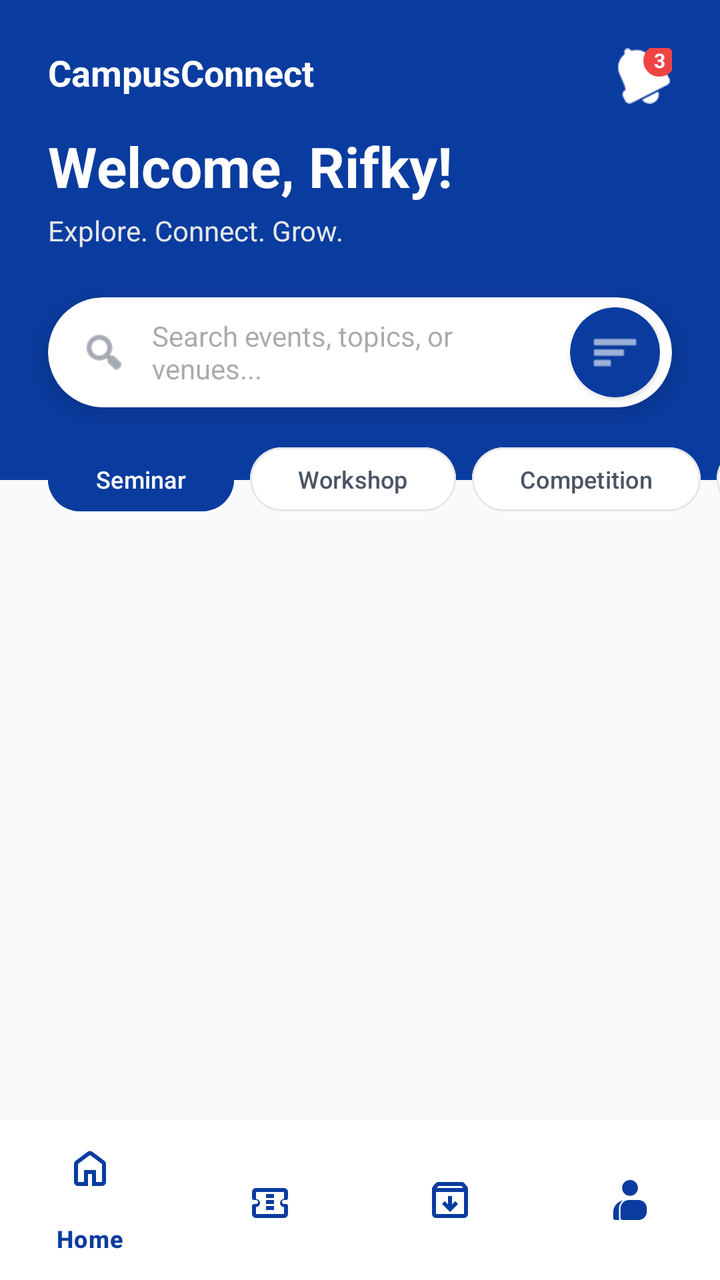
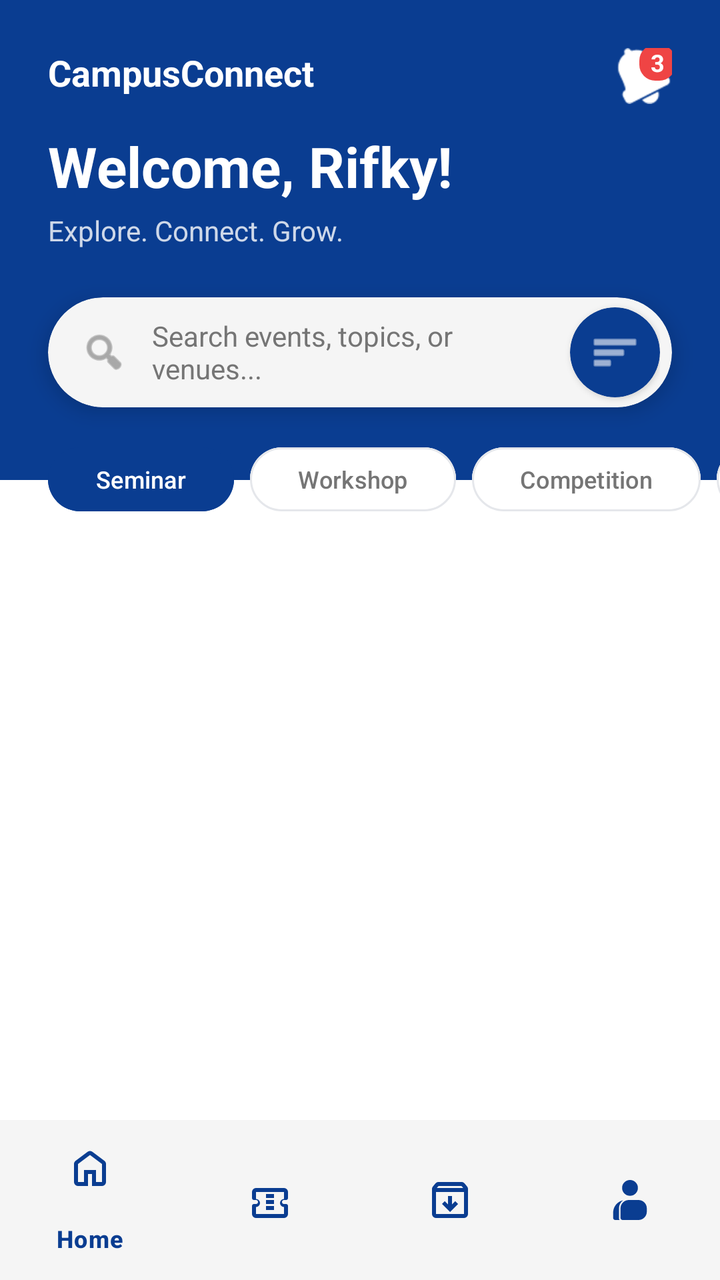

The first picture is an Android layout as it rendered before a commit; the second is the same layout after the commit. The layout source and the unified diff follow.
<!-- AndroidManifest.xml: application theme Theme.CampusConnectProject -->
<!-- res/layout/activity_home_mahasiswa.xml -->
<?xml version="1.0" encoding="utf-8"?>
<androidx.constraintlayout.widget.ConstraintLayout
    xmlns:android="http://schemas.android.com/apk/res/android"
    xmlns:app="http://schemas.android.com/apk/res-auto"
    xmlns:tools="http://schemas.android.com/tools"
    android:layout_width="match_parent"
    android:layout_height="match_parent"
    android:background="#F9FAFB"
    tools:context=".ui.mahasiswa.HomeMahasiswaActivity">

    <View
        android:id="@+id/headerBackground"
        android:layout_width="match_parent"
        android:layout_height="240dp"
        android:background="#0A3C9F"
        app:layout_constraintTop_toTopOf="parent" />

    <TextView
        android:id="@+id/tvLogoText"
        android:layout_width="wrap_content"
        android:layout_height="wrap_content"
        android:layout_marginStart="24dp"
        android:layout_marginTop="24dp"
        android:text="CampusConnect"
        android:textColor="#FFFFFF"
        android:textSize="18sp"
        android:textStyle="bold"
        app:layout_constraintStart_toStartOf="parent"
        app:layout_constraintTop_toTopOf="parent" />

    <RelativeLayout
        android:layout_width="wrap_content"
        android:layout_height="wrap_content"
        android:layout_marginEnd="24dp"
        android:layout_marginTop="24dp"
        app:layout_constraintEnd_toEndOf="parent"
        app:layout_constraintTop_toTopOf="parent">

        <ImageView
            android:id="@+id/ivBell"
            android:layout_width="28dp"
            android:layout_height="28dp"
            android:src="@android:drawable/ic_popup_reminder"
            app:tint="#FFFFFF" />

        <TextView
            android:layout_width="16dp"
            android:layout_height="16dp"
            android:layout_alignTop="@id/ivBell"
            android:layout_alignEnd="@id/ivBell"
            android:layout_marginTop="-2dp"
            android:layout_marginEnd="-2dp"
            android:background="@drawable/bg_badge"
            android:gravity="center"
            android:text="3"
            android:textColor="#FFFFFF"
            android:textSize="10sp"
            android:textStyle="bold" />
    </RelativeLayout>

    <TextView
        android:id="@+id/tvWelcomeName"
        android:layout_width="wrap_content"
        android:layout_height="wrap_content"
        android:layout_marginStart="24dp"
        android:layout_marginTop="16dp"
        android:text="Welcome, Rifky!"
        android:textColor="#FFFFFF"
        android:textSize="28sp"
        android:textStyle="bold"
        app:layout_constraintStart_toStartOf="parent"
        app:layout_constraintTop_toBottomOf="@id/tvLogoText" />

    <TextView
        android:id="@+id/tvSubtitle"
        android:layout_width="wrap_content"
        android:layout_height="wrap_content"
        android:layout_marginStart="24dp"
        android:layout_marginTop="4dp"
        android:text="Explore. Connect. Grow."
        android:textColor="#E5E7EB"
        android:textSize="14sp"
        app:layout_constraintStart_toStartOf="parent"
        app:layout_constraintTop_toBottomOf="@id/tvWelcomeName" />

    <androidx.cardview.widget.CardView
        android:id="@+id/cvSearchBar"
        android:layout_width="match_parent"
        android:layout_height="55dp"
        android:layout_marginHorizontal="24dp"
        android:layout_marginTop="24dp"
        app:cardCornerRadius="28dp"
        app:cardElevation="6dp"
        app:layout_constraintTop_toBottomOf="@id/tvSubtitle">

        <LinearLayout
            android:layout_width="match_parent"
            android:layout_height="match_parent"
            android:gravity="center_vertical"
            android:orientation="horizontal"
            android:paddingStart="16dp"
            android:paddingEnd="6dp">

            <ImageView
                android:layout_width="24dp"
                android:layout_height="24dp"
                android:src="@android:drawable/ic_menu_search"
                app:tint="#6B7280" />

            <EditText
                android:id="@+id/etSearchEvent"
                android:layout_width="0dp"
                android:layout_height="match_parent"
                android:layout_weight="1"
                android:background="@null"
                android:hint="Search events, topics, or venues..."
                android:paddingHorizontal="12dp"
                android:textSize="14sp" />

            <androidx.cardview.widget.CardView
                android:layout_width="45dp"
                android:layout_height="45dp"
                app:cardCornerRadius="23dp"
                app:cardBackgroundColor="#0A3C9F">

                <ImageView
                    android:layout_width="match_parent"
                    android:layout_height="match_parent"
                    android:padding="10dp"
                    android:src="@android:drawable/ic_menu_sort_by_size"
                    app:tint="#FFFFFF" />
            </androidx.cardview.widget.CardView>
        </LinearLayout>
    </androidx.cardview.widget.CardView>

    <HorizontalScrollView
        android:id="@+id/scrollCategories"
        android:layout_width="match_parent"
        android:layout_height="wrap_content"
        android:layout_marginTop="16dp"
        android:clipToPadding="false"
        android:paddingHorizontal="24dp"
        android:scrollbars="none"
        app:layout_constraintTop_toBottomOf="@id/cvSearchBar">

        <LinearLayout
            android:layout_width="wrap_content"
            android:layout_height="wrap_content"
            android:orientation="horizontal">

            <Button
                android:layout_width="wrap_content"
                android:layout_height="40dp"
                android:layout_marginEnd="8dp"
                android:backgroundTint="#0A3C9F"
                android:text="Seminar"
                android:textAllCaps="false"
                android:textColor="#FFFFFF"
                android:textSize="12sp"
                app:cornerRadius="20dp" />

            <Button
                android:layout_width="wrap_content"
                android:layout_height="40dp"
                android:layout_marginEnd="8dp"
                android:backgroundTint="#FFFFFF"
                android:text="Workshop"
                android:textAllCaps="false"
                android:textColor="#4B5563"
                android:textSize="12sp"
                app:cornerRadius="20dp"
                app:strokeColor="#E5E7EB"
                app:strokeWidth="1dp" />

            <Button
                android:layout_width="wrap_content"
                android:layout_height="40dp"
                android:layout_marginEnd="8dp"
                android:backgroundTint="#FFFFFF"
                android:text="Competition"
                android:textAllCaps="false"
                android:textColor="#4B5563"
                android:textSize="12sp"
                app:cornerRadius="20dp"
                app:strokeColor="#E5E7EB"
                app:strokeWidth="1dp" />

            <Button
                android:layout_width="wrap_content"
                android:layout_height="40dp"
                android:layout_marginEnd="8dp"
                android:backgroundTint="#FFFFFF"
                android:text="Entertainment"
                android:textAllCaps="false"
                android:textColor="#4B5563"
                android:textSize="12sp"
                app:cornerRadius="20dp"
                app:strokeColor="#E5E7EB"
                app:strokeWidth="1dp" />
        </LinearLayout>
    </HorizontalScrollView>

    <androidx.recyclerview.widget.RecyclerView
        android:id="@+id/rvEvents"
        android:layout_width="0dp"
        android:layout_height="0dp"
        app:layout_constraintTop_toBottomOf="@id/scrollCategories"
        app:layout_constraintBottom_toTopOf="@id/bottomNavigation"
        app:layout_constraintStart_toStartOf="parent"
        app:layout_constraintEnd_toEndOf="parent"/>

    <com.google.android.material.bottomnavigation.BottomNavigationView
        android:id="@+id/bottomNavigation"
        android:layout_width="0dp"
        android:layout_height="wrap_content"
        android:background="#FFFFFF"
        app:itemIconTint="#0A3C9F"
        app:itemTextColor="#0A3C9F"
        app:layout_constraintBottom_toBottomOf="parent"
        app:layout_constraintEnd_toEndOf="parent"
        app:layout_constraintStart_toStartOf="parent"
        app:menu="@menu/bottom_nav_menu" />

</androidx.constraintlayout.widget.ConstraintLayout>
<!-- resources referenced by this layout -->
<resources>
  <!-- drawable bg_badge (drawable) -->
  <?xml version="1.0" encoding="utf-8"?>
  <shape xmlns:android="http://schemas.android.com/apk/res/android">
      <solid android:color="#EF4444"/>
      <corners android:radius="8dp"/>
  </shape>
  <style name="Theme.CampusConnectProject" parent="Base.Theme.CampusConnectProject" />
  <style name="Base.Theme.CampusConnectProject" parent="Theme.Material3.DayNight.NoActionBar">
          
          
      </style>
</resources>

<!-- the commit's change to res/layout/activity_home_mahasiswa.xml (unified diff, before → after) -->
@@ -5,14 +5,14 @@
     xmlns:tools="http://schemas.android.com/tools"
     android:layout_width="match_parent"
     android:layout_height="match_parent"
-    android:background="#F9FAFB"
+    android:background="@color/bg_utama"
     tools:context=".ui.mahasiswa.HomeMahasiswaActivity">
 
     <View
         android:id="@+id/headerBackground"
         android:layout_width="match_parent"
         android:layout_height="240dp"
-        android:background="#0A3C9F"
+        android:background="@color/warna_primer"
         app:layout_constraintTop_toTopOf="parent" />
 
     <TextView
@@ -22,7 +22,7 @@
         android:layout_marginStart="24dp"
         android:layout_marginTop="24dp"
         android:text="CampusConnect"
-        android:textColor="#FFFFFF"
+        android:textColor="@color/white"
         android:textSize="18sp"
         android:textStyle="bold"
         app:layout_constraintStart_toStartOf="parent"
@@ -40,12 +40,13 @@
             android:id="@+id/ivBell"
             android:layout_width="28dp"
             android:layout_height="28dp"
+            android:contentDescription="@null"
             android:src="@android:drawable/ic_popup_reminder"
-            app:tint="#FFFFFF" />
+            app:tint="@color/white" />
 
         <TextView
-            android:layout_width="16dp"
-            android:layout_height="16dp"
+            android:layout_width="18dp"
+            android:layout_height="18dp"
             android:layout_alignTop="@id/ivBell"
             android:layout_alignEnd="@id/ivBell"
             android:layout_marginTop="-2dp"
@@ -53,8 +54,8 @@
             android:background="@drawable/bg_badge"
             android:gravity="center"
             android:text="3"
-            android:textColor="#FFFFFF"
-            android:textSize="10sp"
+            android:textColor="@color/white"
+            android:textSize="12sp"
             android:textStyle="bold" />
     </RelativeLayout>
 
@@ -65,7 +66,7 @@
         android:layout_marginStart="24dp"
         android:layout_marginTop="16dp"
         android:text="Welcome, Rifky!"
-        android:textColor="#FFFFFF"
+        android:textColor="@color/white"
         android:textSize="28sp"
         android:textStyle="bold"
         app:layout_constraintStart_toStartOf="parent"
@@ -78,7 +79,8 @@
         android:layout_marginStart="24dp"
         android:layout_marginTop="4dp"
         android:text="Explore. Connect. Grow."
-        android:textColor="#E5E7EB"
+        android:textColor="@color/white"
+        android:alpha="0.8"
         android:textSize="14sp"
         app:layout_constraintStart_toStartOf="parent"
         app:layout_constraintTop_toBottomOf="@id/tvWelcomeName" />
@@ -91,6 +93,7 @@
         android:layout_marginTop="24dp"
         app:cardCornerRadius="28dp"
         app:cardElevation="6dp"
+        app:cardBackgroundColor="@color/bg_input"
         app:layout_constraintTop_toBottomOf="@id/tvSubtitle">
 
         <LinearLayout
@@ -104,8 +107,9 @@
             <ImageView
                 android:layout_width="24dp"
                 android:layout_height="24dp"
+                android:contentDescription="@null"
                 android:src="@android:drawable/ic_menu_search"
-                app:tint="#6B7280" />
+                app:tint="@color/teks_sekunder" />
 
             <EditText
                 android:id="@+id/etSearchEvent"
@@ -114,6 +118,8 @@
                 android:layout_weight="1"
                 android:background="@null"
                 android:hint="Search events, topics, or venues..."
+                android:textColor="@color/teks_utama"
+                android:textColorHint="@color/teks_sekunder"
                 android:paddingHorizontal="12dp"
                 android:textSize="14sp" />
 
@@ -121,14 +127,15 @@
                 android:layout_width="45dp"
                 android:layout_height="45dp"
                 app:cardCornerRadius="23dp"
-                app:cardBackgroundColor="#0A3C9F">
+                app:cardBackgroundColor="@color/warna_primer">
 
                 <ImageView
                     android:layout_width="match_parent"
                     android:layout_height="match_parent"
+                    android:contentDescription="@null"
                     android:padding="10dp"
                     android:src="@android:drawable/ic_menu_sort_by_size"
-                    app:tint="#FFFFFF" />
+                    app:tint="@color/white" />
             </androidx.cardview.widget.CardView>
         </LinearLayout>
     </androidx.cardview.widget.CardView>
@@ -152,10 +159,10 @@
                 android:layout_width="wrap_content"
                 android:layout_height="40dp"
                 android:layout_marginEnd="8dp"
-                android:backgroundTint="#0A3C9F"
+                android:backgroundTint="@color/warna_primer"
                 android:text="Seminar"
                 android:textAllCaps="false"
-                android:textColor="#FFFFFF"
+                android:textColor="@color/white"
                 android:textSize="12sp"
                 app:cornerRadius="20dp" />
 
@@ -163,39 +170,39 @@
                 android:layout_width="wrap_content"
                 android:layout_height="40dp"
                 android:layout_marginEnd="8dp"
-                android:backgroundTint="#FFFFFF"
+                android:backgroundTint="@color/bg_utama"
                 android:text="Workshop"
                 android:textAllCaps="false"
-                android:textColor="#4B5563"
+                android:textColor="@color/teks_sekunder"
                 android:textSize="12sp"
                 app:cornerRadius="20dp"
-                app:strokeColor="#E5E7EB"
+                app:strokeColor="@color/garis_pembatas"
                 app:strokeWidth="1dp" />
 
             <Button
                 android:layout_width="wrap_content"
                 android:layout_height="40dp"
                 android:layout_marginEnd="8dp"
-                android:backgroundTint="#FFFFFF"
+                android:backgroundTint="@color/bg_utama"
                 android:text="Competition"
                 android:textAllCaps="false"
-                android:textColor="#4B5563"
+                android:textColor="@color/teks_sekunder"
                 android:textSize="12sp"
                 app:cornerRadius="20dp"
-                app:strokeColor="#E5E7EB"
+                app:strokeColor="@color/garis_pembatas"
                 app:strokeWidth="1dp" />
 
             <Button
                 android:layout_width="wrap_content"
                 android:layout_height="40dp"
                 android:layout_marginEnd="8dp"
-                android:backgroundTint="#FFFFFF"
+                android:backgroundTint="@color/bg_utama"
                 android:text="Entertainment"
                 android:textAllCaps="false"
-                android:textColor="#4B5563"
+                android:textColor="@color/teks_sekunder"
                 android:textSize="12sp"
                 app:cornerRadius="20dp"
-                app:strokeColor="#E5E7EB"
+                app:strokeColor="@color/garis_pembatas"
                 app:strokeWidth="1dp" />
         </LinearLayout>
     </HorizontalScrollView>
@@ -213,9 +220,9 @@
         android:id="@+id/bottomNavigation"
         android:layout_width="0dp"
         android:layout_height="wrap_content"
-        android:background="#FFFFFF"
-        app:itemIconTint="#0A3C9F"
-        app:itemTextColor="#0A3C9F"
+        android:background="@color/bg_input"
+        app:itemIconTint="@color/warna_primer"
+        app:itemTextColor="@color/warna_primer"
         app:layout_constraintBottom_toBottomOf="parent"
         app:layout_constraintEnd_toEndOf="parent"
         app:layout_constraintStart_toStartOf="parent"
<!-- resource entries referenced after the edit -->
@@ -1,5 +1,12 @@
 <!-- resources referenced by this layout -->
 <resources>
+  <color name="bg_input">#F5F5F5</color>
+  <color name="bg_utama">#FFFFFF</color>
+  <color name="garis_pembatas">#E5E7EB</color>
+  <color name="teks_sekunder">#757575</color>
+  <color name="teks_utama">#212121</color>
+  <color name="warna_primer">#0A3D91</color>
+  <color name="white">#FFFFFFFF</color>
   <!-- drawable bg_badge (drawable) -->
   <?xml version="1.0" encoding="utf-8"?>
   <shape xmlns:android="http://schemas.android.com/apk/res/android">
@@ -8,8 +15,7 @@
   </shape>
   <style name="Theme.CampusConnectProject" parent="Base.Theme.CampusConnectProject" />
   <style name="Base.Theme.CampusConnectProject" parent="Theme.Material3.DayNight.NoActionBar">
-          
-          
+          <item name="android:forceDarkAllowed" tools:targetApi="q">false</item>
       </style>
 </resources>
 
